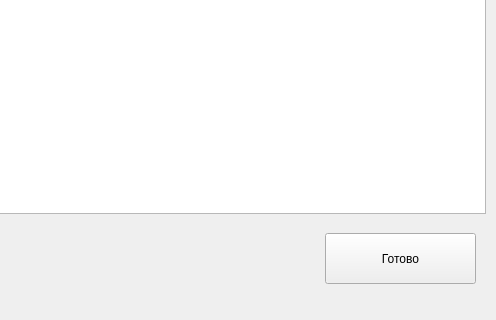
Before: the Qt Designer form ui_forms/createobj.ui in Ukihara/scheme_editor, drawn with Qt 5; both pictures show x 175 to 671 and y 277 to 597 of the 671 by 597 pixel window.
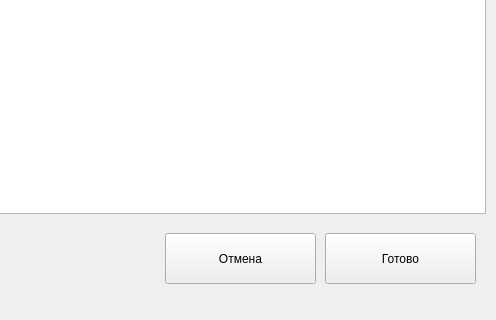
After: the same form once the commit is applied.

Commit message: Add new button "cancel"

```diff
--- a/ui_forms/createobj.ui
+++ b/ui_forms/createobj.ui
@@ -37,6 +37,19 @@
      <string>Готово</string>
     </property>
    </widget>
+   <widget class="QPushButton" name="cancelBut">
+    <property name="geometry">
+     <rect>
+      <x>340</x>
+      <y>510</y>
+      <width>151</width>
+      <height>51</height>
+     </rect>
+    </property>
+    <property name="text">
+     <string>Отмена</string>
+    </property>
+   </widget>
   </widget>
   <widget class="QMenuBar" name="menubar">
    <property name="geometry">
```
The commit also changes 2 other files.
